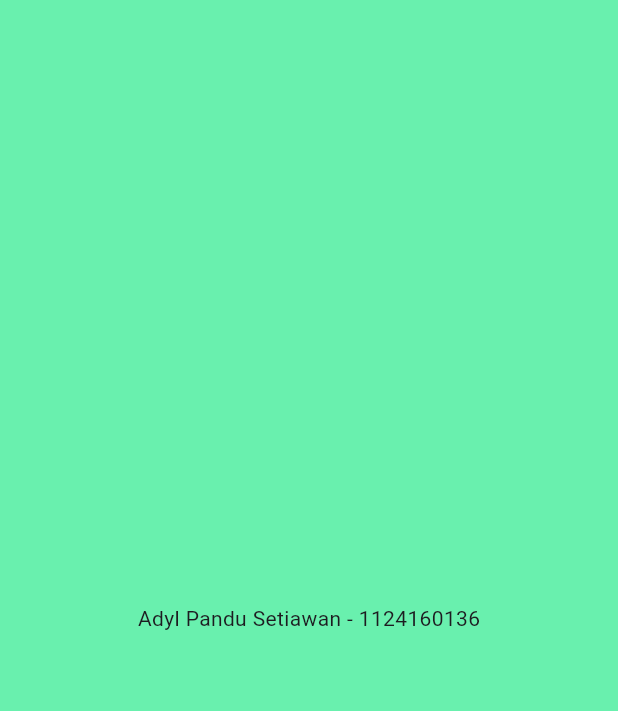
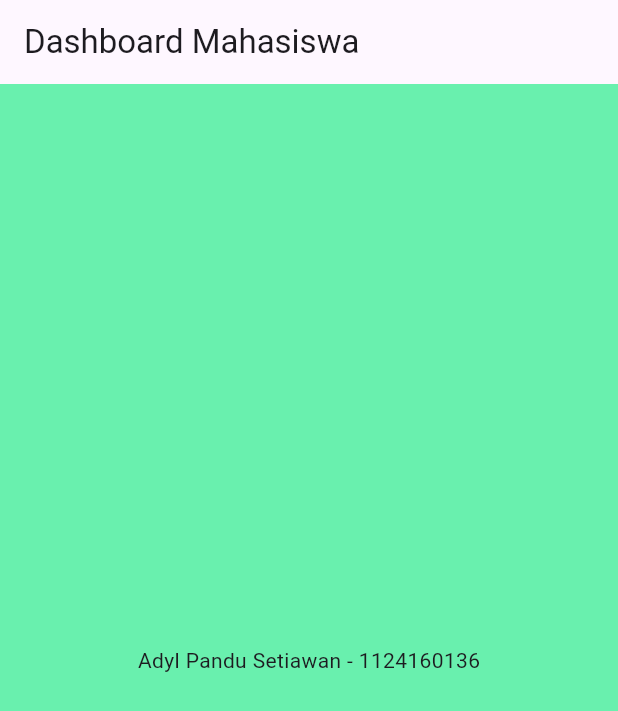
Before and after one commit to Adyl-Pandu/Pertemuandart, a Flutter app: the screen it shows after launch, on a phone screen of 412 x 824 dp. Shown: the top 711 px of the screen. Run offline on Flutter 3.47's test engine with Material 3 defaults, Android fonts, the phone set to English and light mode, and no system bars.

Commit message:
PUSH ketiga

```diff
--- a/lib/main.dart
+++ b/lib/main.dart
@@ -24,6 +24,9 @@ class MyItem extends StatelessWidget {
   @override
   Widget build(BuildContext context) {
     return Scaffold(
+      appBar: AppBar(
+        title: const Text('Dashboard Mahasiswa'),
+      ),
       body: const Center(
         child: Text('Adyl Pandu Setiawan - 1124160136'),
       ),
```
